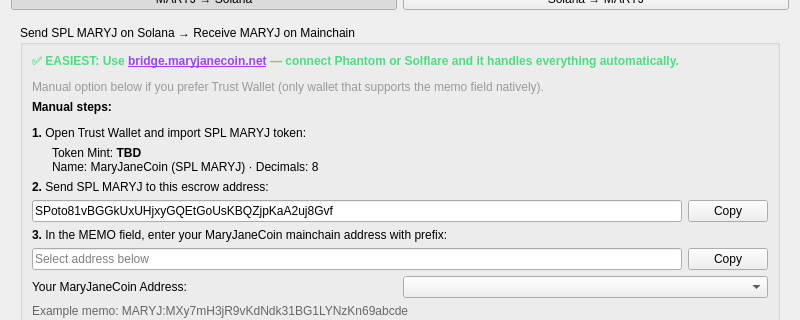
RexBytez/maryjanecoin-review-b-then-a, file src/qt/forms/bridgepage.ui: the form before one commit; both pictures show x 0 to 800 and y 250 to 570 of the 800 by 813 pixel window.
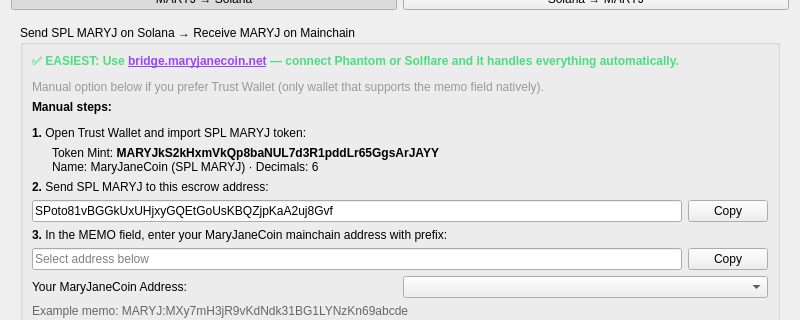
The form after the commit. The open tabs and pages were chosen to show the change.

Commit message: Preserve privacy rollout: Qt GUI (bridge page, coin control, privacy UI)

Diff of the .ui file:
```diff
--- a/src/qt/forms/bridgepage.ui
+++ b/src/qt/forms/bridgepage.ui
@@ -239,7 +239,7 @@
           <item>
            <widget class="QLabel" name="tokenInfoLabel">
             <property name="text">
-             <string>&lt;html&gt;&lt;body&gt;&lt;p style='margin-left:20px; font-size:9pt;'&gt;Token Mint: &lt;b&gt;TBD&lt;/b&gt;&lt;br/&gt;Name: MaryJaneCoin (SPL MARYJ) · Decimals: 8&lt;/p&gt;&lt;/body&gt;&lt;/html&gt;</string>
+             <string>&lt;html&gt;&lt;body&gt;&lt;p style='margin-left:20px; font-size:9pt;'&gt;Token Mint: &lt;b&gt;MARYJkS2kHxmVkQp8baNUL7d3R1pddLr65GgsArJAYY&lt;/b&gt;&lt;br/&gt;Name: MaryJaneCoin (SPL MARYJ) · Decimals: 6&lt;/p&gt;&lt;/body&gt;&lt;/html&gt;</string>
             </property>
             <property name="wordWrap">
              <bool>true</bool>
```
Left out of the diff: 4 changed lines with no effect on the pictures. The commit also changes 5 other files.
